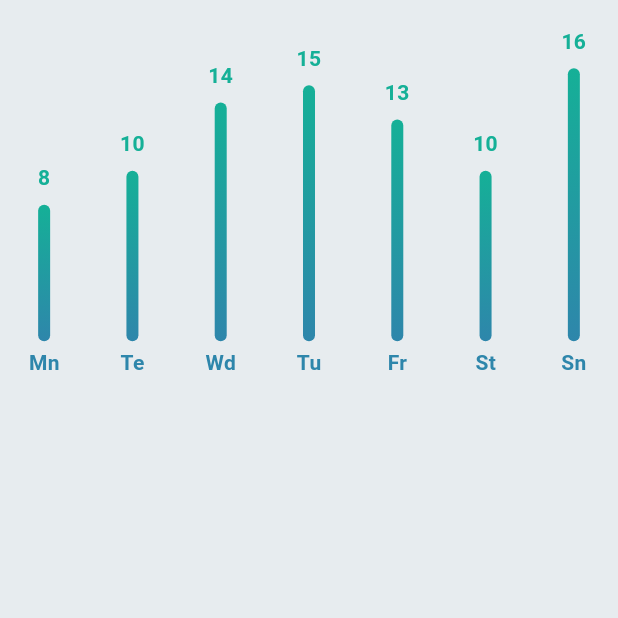
After one commit to lennarddaw/Hash, a Flutter app: the Dashboard screen opened directly, on a phone screen of 412 x 824 dp, the top half of it. The commit adds this screen. Run offline on Flutter 3.47's test engine with Material 3 defaults, Android fonts, the phone set to English and light mode, and no system bars; drawn by our look-alikes of fl_chart; our stand-ins replace google_fonts; missing offline and left inert: android_intent_plus.

Commit message:
Dashboard Chart

```diff
--- /dev/null
+++ b/lib/pages/dashboard_page.dart
@@ -0,0 +1,47 @@
+import 'package:flutter/material.dart';
+import 'package:hash/util/usage_chart_box.dart';
+
+import '../assets/colors.dart';
+import 'home_page.dart';
+
+class Dashboard extends StatefulWidget {
+  const Dashboard({super.key});
+
+  @override
+  State<Dashboard> createState() => _DashboardState();
+}
+
+class _DashboardState extends State<Dashboard> {
+  @override
+  Widget build(BuildContext context) {
+    return   Scaffold(
+      backgroundColor: AppColors.white,
+      body: GestureDetector(
+  onHorizontalDragEnd: (details) {
+    if (details.primaryVelocity! > 0) {
+      Navigator.of(context).push(
+        PageRouteBuilder(
+          transitionDuration: const Duration(milliseconds: 300),
+          pageBuilder: (_, __, ___) => const HomePage(),
+          transitionsBuilder: (_, animation, __, child) {
+            const begin = Offset(-1.0, 0.0);
+            const end = Offset.zero;
+            final tween = Tween(begin: begin, end: end).chain(
+              CurveTween(curve: Curves.easeOut),
+            );
+            return SlideTransition(
+              position: animation.drive(tween),
+              child: child,
+            );
+          },
+        ),
+      );
+    }
+  },
+  child: const SafeArea(child: BarChartSample3(
+
+  )),
+)
+    );
+  }
+}
--- a/lib/pages/home_page.dart
+++ b/lib/pages/home_page.dart
@@ -4,6 +4,7 @@ import 'package:android_intent_plus/android_intent.dart';
 import 'package:flutter/material.dart';
 import 'package:google_fonts/google_fonts.dart';
 import 'package:hash/assets/colors.dart';
+import 'package:hash/pages/dashboard_page.dart';
 
 import '../services/usage_stats_service.dart';
 import '../util/smart_device_box.dart';
@@ -15,24 +16,20 @@ class HomePage extends StatefulWidget {
 }
 
 class _HomePageState extends State<HomePage> {
-  // padding constants
   final double horizontalPadding = 40;
   final double verticalPadding = 25;
 
   Timer? _trackingTimer;
-  Map<String, Duration> usageStats = {}; // z.B. {"Instagram": 3 Minuten}
+  Map<String, Duration> usageStats = {};
   String? currentApp;
   DateTime? appStartTime;
 
-
-  // list of smart devices
   List mySmartDevices = [
     ["Track Eyes", "lib/icons/view.png", true],
     ["View Screen", "lib/icons/monitor-up.png", false],
     ["Web Search", "lib/icons/globe-lock.png", false],
     ["See GPS", "lib/icons/locate-fixed.png", false],
   ];
-
 
   @override
   void initState() {
@@ -42,15 +39,24 @@ void initState() {
   }
 
   void startTracking() {
-  _trackingTimer?.cancel(); // falls schon läuft
-  _trackingTimer = Timer.periodic(Duration(seconds: 5), (timer) {
+    _trackingTimer?.cancel();
+    _trackingTimer = Timer.periodic(const Duration(seconds: 5), (timer) {
       checkForegroundApp();
     });
   }
 
   void checkForegroundApp() async {
-  String? app = await UsageStatsService.getTopApp();
-  print("Aktive App: $app");
+    final newApp = await UsageStatsService.getTopApp();
+    if (newApp != null && newApp != currentApp) {
+      final now = DateTime.now();
+      if (currentApp != null && appStartTime != null) {
+        final duration = now.difference(appStartTime!);
+        usageStats.update(currentApp!, (d) => d + duration, ifAbsent: () => duration);
+      }
+      currentApp = newApp;
+      appStartTime = now;
+      print(usageStats);
+    }
   }
 
   void openUsageAccessSettings() {
@@ -60,8 +66,6 @@ void openUsageAccessSettings() {
     intent.launch();
   }
 
-
-  // power button switched
   void powerSwitchChanged(bool value, int index) {
     setState(() {
       mySmartDevices[index][2] = value;
@@ -78,11 +82,29 @@ void dispose() {
   Widget build(BuildContext context) {
     return Scaffold(
       backgroundColor: AppColors.white,
-      body: SafeArea(
+      body: GestureDetector(
+      behavior: HitTestBehavior.opaque,
+      onHorizontalDragEnd: (details) {
+        if (details.primaryVelocity != null && details.primaryVelocity! < 0) {
+          Navigator.of(context).push(
+  PageRouteBuilder(
+    transitionDuration: const Duration(milliseconds: 300),
+    pageBuilder: (_, __, ___) => const Dashboard(),
+    transitionsBuilder: (_, animation, __, child) {
+      const begin = Offset(1.0, 0.0);
+      const end = Offset.zero;
+      final tween = Tween(begin: begin, end: end).chain(CurveTween(curve: Curves.easeOut));
+      return SlideTransition(position: animation.drive(tween), child: child);
+    },
+  ),
+);
+
+        }
+      },
+        child: SafeArea(
           child: Column(
             crossAxisAlignment: CrossAxisAlignment.start,
             children: [
-            // app bar
               Padding(
                 padding: EdgeInsets.symmetric(
                   horizontal: horizontalPadding,
@@ -91,14 +113,11 @@ void dispose() {
                 child: Row(
                   mainAxisAlignment: MainAxisAlignment.spaceBetween,
                   children: [
-                  // menu icon
                     Image.asset(
                       'lib/icons/menu.png',
                       height: 45,
                       color: AppColors.cyan,
                     ),
-
-                  // account icon
                     GestureDetector(
                       onTap: () {
                         openUsageAccessSettings();
@@ -108,14 +127,11 @@ void dispose() {
                         size: 45,
                         color: AppColors.grey,
                       ),
-                    )
+                    ),
                   ],
                 ),
               ),
-
               const SizedBox(height: 20),
-
-            // welcome home
               Padding(
                 padding: EdgeInsets.symmetric(horizontal: horizontalPadding),
                 child: Column(
@@ -132,9 +148,7 @@ void dispose() {
                   ],
                 ),
               ),
-
               const SizedBox(height: 25),
-
               const Padding(
                 padding: EdgeInsets.symmetric(horizontal: 40.0),
                 child: Divider(
@@ -142,10 +156,7 @@ void dispose() {
                   color: Color.fromARGB(255, 204, 204, 204),
                 ),
               ),
-
               const SizedBox(height: 25),
-
-            // smart devices grid
               Padding(
                 padding: EdgeInsets.symmetric(horizontal: horizontalPadding),
                 child: Text(
@@ -158,8 +169,6 @@ void dispose() {
                 ),
               ),
               const SizedBox(height: 10),
-
-            // grid
               Expanded(
                 child: GridView.builder(
                   itemCount: 4,
@@ -182,6 +191,7 @@ void dispose() {
             ],
           ),
         ),
+      ),
     );
   }
 }
--- /dev/null
+++ b/lib/util/usage_chart_box.dart
@@ -0,0 +1,213 @@
+
+import 'package:fl_chart/fl_chart.dart';
+import 'package:flutter/material.dart';
+
+import '../assets/colors.dart';
+
+class _BarChart extends StatelessWidget {
+  const _BarChart();
+
+  @override
+  Widget build(BuildContext context) {
+    return BarChart(
+      BarChartData(
+        barTouchData: barTouchData,
+        titlesData: titlesData,
+        borderData: borderData,
+        barGroups: barGroups,
+        gridData: const FlGridData(show: false),
+        alignment: BarChartAlignment.spaceAround,
+        maxY: 20,
+      ),
+    );
+  }
+
+  BarTouchData get barTouchData => BarTouchData(
+        enabled: false,
+        touchTooltipData: BarTouchTooltipData(
+          getTooltipColor: (group) => Colors.transparent,
+          tooltipPadding: EdgeInsets.zero,
+          tooltipMargin: 8,
+          getTooltipItem: (
+            BarChartGroupData group,
+            int groupIndex,
+            BarChartRodData rod,
+            int rodIndex,
+          ) {
+            return BarTooltipItem(
+              rod.toY.round().toString(),
+              const TextStyle(
+                color: AppColors.cyan,
+                fontWeight: FontWeight.bold,
+              ),
+            );
+          },
+        ),
+      );
+
+Widget getTitles(double value, TitleMeta meta) {
+  const textStyle = TextStyle(
+    color: AppColors.teal,
+    fontWeight: FontWeight.bold,
+    fontSize: 14,
+  );
+  final axisSide = meta.axisSide;
+  String text;
+  switch (value.toInt()) {
+    case 0:
+      text = 'Mn';
+      break;
+    case 1:
+      text = 'Te';
+      break;
+    case 2:
+      text = 'Wd';
+      break;
+    case 3:
+      text = 'Tu';
+      break;
+    case 4:
+      text = 'Fr';
+      break;
+    case 5:
+      text = 'St';
+      break;
+    case 6:
+      text = 'Sn';
+      break;
+    default:
+      text = '';
+      break;
+  }
+
+  return SideTitleWidget(
+    axisSide: axisSide,
+    space: 4,
+    child: Text(text, style: textStyle),
+  );
+}
+
+
+  FlTitlesData get titlesData => FlTitlesData(
+        show: true,
+        bottomTitles: AxisTitles(
+          sideTitles: SideTitles(
+            showTitles: true,
+            reservedSize: 30,
+            getTitlesWidget: getTitles,
+          ),
+        ),
+        leftTitles: const AxisTitles(
+          sideTitles: SideTitles(showTitles: false),
+        ),
+        topTitles: const AxisTitles(
+          sideTitles: SideTitles(showTitles: false),
+        ),
+        rightTitles: const AxisTitles(
+          sideTitles: SideTitles(showTitles: false),
+        ),
+      );
+
+  FlBorderData get borderData => FlBorderData(
+        show: false,
+      );
+
+  LinearGradient get _barsGradient => const LinearGradient(
+        colors: [
+          AppColors.teal,
+          AppColors.cyan,
+        ],
+        begin: Alignment.bottomCenter,
+        end: Alignment.topCenter,
+      );
+
+  List<BarChartGroupData> get barGroups => [
+        BarChartGroupData(
+          x: 0,
+          barRods: [
+            BarChartRodData(
+              toY: 8,
+              gradient: _barsGradient,
+            )
+          ],
+          showingTooltipIndicators: [0],
+        ),
+        BarChartGroupData(
+          x: 1,
+          barRods: [
+            BarChartRodData(
+              toY: 10,
+              gradient: _barsGradient,
+            )
+          ],
+          showingTooltipIndicators: [0],
+        ),
+        BarChartGroupData(
+          x: 2,
+          barRods: [
+            BarChartRodData(
+              toY: 14,
+              gradient: _barsGradient,
+            )
+          ],
+          showingTooltipIndicators: [0],
+        ),
+        BarChartGroupData(
+          x: 3,
+          barRods: [
+            BarChartRodData(
+              toY: 15,
+              gradient: _barsGradient,
+            )
+          ],
+          showingTooltipIndicators: [0],
+        ),
+        BarChartGroupData(
+          x: 4,
+          barRods: [
+            BarChartRodData(
+              toY: 13,
+              gradient: _barsGradient,
+            )
+          ],
+          showingTooltipIndicators: [0],
+        ),
+        BarChartGroupData(
+          x: 5,
+          barRods: [
+            BarChartRodData(
+              toY: 10,
+              gradient: _barsGradient,
+            )
+          ],
+          showingTooltipIndicators: [0],
+        ),
+        BarChartGroupData(
+          x: 6,
+          barRods: [
+            BarChartRodData(
+              toY: 16,
+              gradient: _barsGradient,
+            )
+          ],
+          showingTooltipIndicators: [0],
+        ),
+      ];
+}
+
+class BarChartSample3 extends StatefulWidget {
+  const BarChartSample3({super.key});
+
+  @override
+  State<StatefulWidget> createState() => BarChartSample3State();
+}
+
+class BarChartSample3State extends State<BarChartSample3> {
+  @override
+  Widget build(BuildContext context) {
+    return const AspectRatio(
+      aspectRatio: 1.6,
+      child: _BarChart(),
+    );
+  }
+}
--- a/pubspec.yaml
+++ b/pubspec.yaml
@@ -37,7 +37,7 @@ dependencies:
   cupertino_icons: ^1.0.8
   google_fonts: ^6.2.1
   android_intent_plus: ^5.3.0
-  fl_chart: ^0.71.0
+  fl_chart: ^0.68.0
 
 dev_dependencies:
   flutter_test:
```
Also changed, not shown: pubspec.lock, 7 other files. Lines whose indentation alone changed are shown as unchanged.
